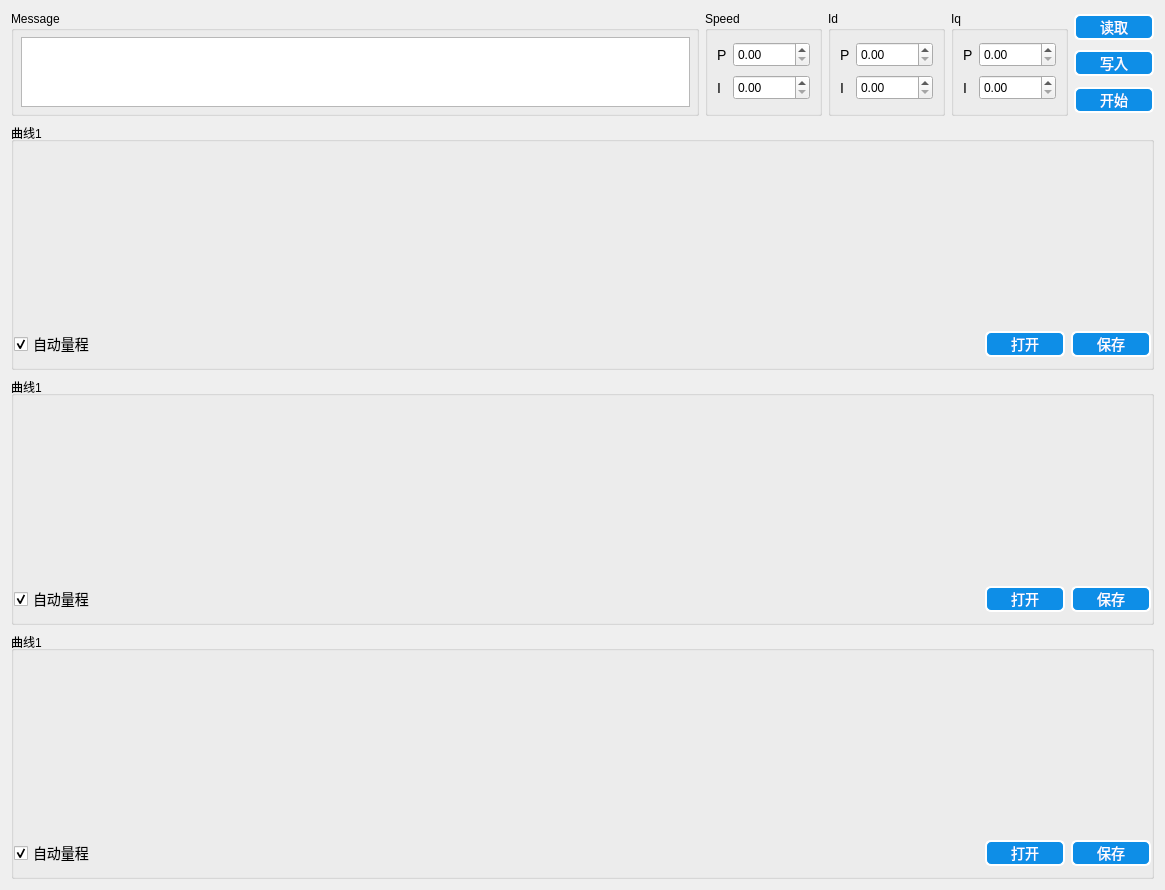
First picture: the form in userui/mplotui.ui, repository pkzju/QSuperConsole, before the edit.
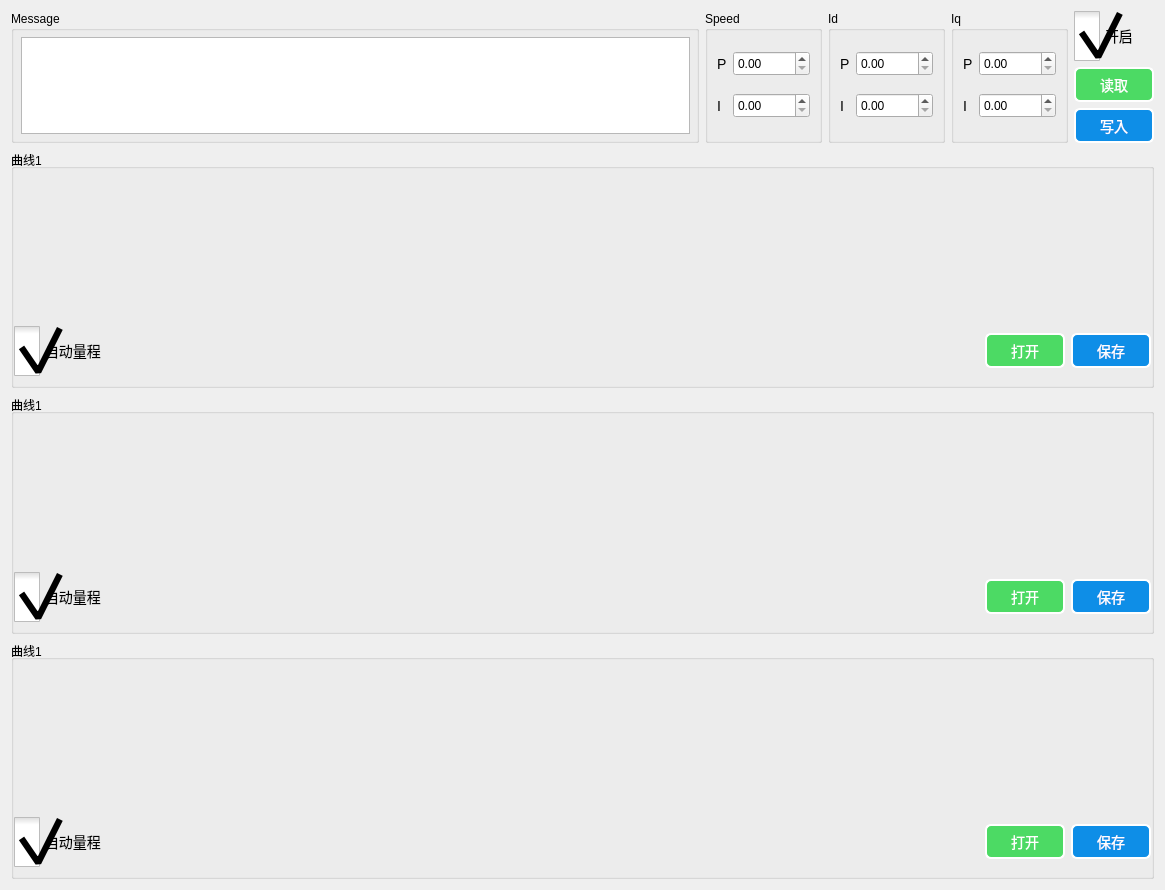
Second picture: the form after the edit. Icons and pictures are not drawn. Custom widgets are drawn as their Qt base class.

Diff of the .ui file:
```diff
--- a/userui/mplotui.ui
+++ b/userui/mplotui.ui
@@ -51,118 +51,56 @@
 QCheckBox{
 	font-size: 14px;
 	alignment:center}
+
+
 QRadioButton{
 	font-size: 14px;
 	alignment:center}
 
+    /*RadioButton样式设置*/
+    QRadioButton::indicator { 
+    	width: 17px;
+    	height: 17px;
+    }
+    /*单选框未选中样式*/
+    QRadioButton::indicator::unchecked {
+    	
+    	image: url(:/images/skin/images/radiob-unchecked.png);
+    }
+    /*单选框选中样式*/
+    QRadioButton::indicator::checked { 
+    	image: url(:/images/skin/images/radiob-checked.png);
+    }
+    /*RadioButton和checkbox字体和间距设置*/
+    QRadioButton ,QCheckBox{
+    	spacing: 5px;
+    	font-size: 14px;
+    }
+    /*checkbox样式设置*/
+    QCheckBox::indicator { 
+    	width: 26px;
+    	height: 50px;
+    }
+    /*未选中*/
+    QCheckBox::indicator::unchecked {	
+    	image: url(:/images/skin/images/checkb-unche.png);
+    }
+    /*选中*/
+    QCheckBox::indicator::checked { 
+    	image: url(:/images/skin/images/checkb_check.png);
+    }
+
 </string>
   </property>
   <layout class="QGridLayout" name="gridLayout_3">
    <item row="0" column="0">
     <layout class="QGridLayout" name="gridLayout_2">
-     <item row="1" column="4">
-      <widget class="QPushButton" name="plotPauseBtn0_2">
-       <property name="minimumSize">
-        <size>
-         <width>80</width>
-         <height>25</height>
-        </size>
-       </property>
-       <property name="text">
-        <string>写入</string>
-       </property>
-      </widget>
-     </item>
-     <item row="2" column="4">
-      <widget class="QPushButton" name="plotPauseBtn0">
-       <property name="minimumSize">
-        <size>
-         <width>80</width>
-         <height>25</height>
-        </size>
-       </property>
-       <property name="text">
-        <string>开始</string>
-       </property>
-      </widget>
-     </item>
-     <item row="0" column="2" rowspan="3">
-      <widget class="QGroupBox" name="groupBox_5">
-       <property name="sizePolicy">
-        <sizepolicy hsizetype="Preferred" vsizetype="Preferred">
-         <horstretch>0</horstretch>
-         <verstretch>0</verstretch>
-        </sizepolicy>
-       </property>
-       <property name="title">
-        <string>Id</string>
-       </property>
-       <layout class="QGridLayout" name="gridLayout_5">
-        <item row="0" column="0">
-         <widget class="QLabel" name="label_12">
-          <property name="text">
-           <string>P</string>
-          </property>
-         </widget>
-        </item>
-        <item row="0" column="1">
-         <widget class="QDoubleSpinBox" name="SpinBox_idPRW">
-          <property name="minimumSize">
-           <size>
-            <width>0</width>
-            <height>25</height>
-           </size>
-          </property>
-          <property name="maximumSize">
-           <size>
-            <width>16777215</width>
-            <height>25</height>
-           </size>
-          </property>
-          <property name="maximum">
-           <double>99999.990000000005239</double>
-          </property>
-         </widget>
-        </item>
-        <item row="1" column="0">
-         <widget class="QLabel" name="label_13">
-          <property name="text">
-           <string>I</string>
-          </property>
-         </widget>
-        </item>
-        <item row="1" column="1">
-         <widget class="QDoubleSpinBox" name="SpinBox_idIRW">
-          <property name="minimumSize">
-           <size>
-            <width>0</width>
-            <height>25</height>
-           </size>
-          </property>
-          <property name="maximumSize">
-           <size>
-            <width>16777215</width>
-            <height>25</height>
-           </size>
-          </property>
-          <property name="maximum">
-           <double>99999.990000000005239</double>
-          </property>
-         </widget>
-        </item>
-       </layout>
-       <zorder>SpinBox_idPRW</zorder>
-       <zorder>label_13</zorder>
-       <zorder>SpinBox_idIRW</zorder>
-       <zorder>label_12</zorder>
-      </widget>
-     </item>
      <item row="0" column="0" rowspan="3">
       <widget class="QGroupBox" name="groupBox_2">
        <property name="maximumSize">
         <size>
          <width>16777215</width>
-         <height>120</height>
+         <height>888888</height>
         </size>
        </property>
        <property name="title">
@@ -258,6 +196,77 @@
        <zorder>SpinBox_speedIRW</zorder>
       </widget>
      </item>
+     <item row="0" column="2" rowspan="3">
+      <widget class="QGroupBox" name="groupBox_5">
+       <property name="sizePolicy">
+        <sizepolicy hsizetype="Preferred" vsizetype="Preferred">
+         <horstretch>0</horstretch>
+         <verstretch>0</verstretch>
+        </sizepolicy>
+       </property>
+       <property name="title">
+        <string>Id</string>
+       </property>
+       <layout class="QGridLayout" name="gridLayout_5">
+        <item row="0" column="0">
+         <widget class="QLabel" name="label_12">
+          <property name="text">
+           <string>P</string>
+          </property>
+         </widget>
+        </item>
+        <item row="0" column="1">
+         <widget class="QDoubleSpinBox" name="SpinBox_idPRW">
+          <property name="minimumSize">
+           <size>
+            <width>0</width>
+            <height>25</height>
+           </size>
+          </property>
+          <property name="maximumSize">
+           <size>
+            <width>16777215</width>
+            <height>25</height>
+           </size>
+          </property>
+          <property name="maximum">
+           <double>99999.990000000005239</double>
+          </property>
+         </widget>
+        </item>
+        <item row="1" column="0">
+         <widget class="QLabel" name="label_13">
+          <property name="text">
+           <string>I</string>
+          </property>
+         </widget>
+        </item>
+        <item row="1" column="1">
+         <widget class="QDoubleSpinBox" name="SpinBox_idIRW">
+          <property name="minimumSize">
+           <size>
+            <width>0</width>
+            <height>25</height>
+           </size>
+          </property>
+          <property name="maximumSize">
+           <size>
+            <width>16777215</width>
+            <height>25</height>
+           </size>
+          </property>
+          <property name="maximum">
+           <double>99999.990000000005239</double>
+          </property>
+         </widget>
+        </item>
+       </layout>
+       <zorder>SpinBox_idPRW</zorder>
+       <zorder>label_13</zorder>
+       <zorder>SpinBox_idIRW</zorder>
+       <zorder>label_12</zorder>
+      </widget>
+     </item>
      <item row="0" column="3" rowspan="3">
       <widget class="QGroupBox" name="groupBox_6">
        <property name="sizePolicy">
@@ -329,6 +338,64 @@
        <zorder>label_14</zorder>
       </widget>
      </item>
+     <item row="0" column="4">
+      <widget class="QCheckBox" name="checkBox_4">
+       <property name="text">
+        <string>开启</string>
+       </property>
+       <property name="checked">
+        <bool>true</bool>
+       </property>
+      </widget>
+     </item>
+     <item row="1" column="4">
+      <widget class="QPushButton" name="plotPauseBtn0_3">
+       <property name="minimumSize">
+        <size>
+         <width>80</width>
+         <height>35</height>
+        </size>
+       </property>
+       <property name="styleSheet">
+        <string notr="true">QPushButton{
+    background-color: rgb(76, 218, 100);
+	border-style: outset;
+    border-width: 2px;
+	border-radius: 6px;
+    color: white;
+	font-size: 14px;
+}
+
+QPushButton:hover{
+    background-color: rgb(110, 230, 120);
+}
+
+QPushButton:pressed{
+    background-color: rgb(50, 200, 80);
+}
+
+QPushButton:disabled{
+    background-color: gray;
+}</string>
+       </property>
+       <property name="text">
+        <string>读取</string>
+       </property>
+      </widget>
+     </item>
+     <item row="2" column="4">
+      <widget class="QPushButton" name="plotPauseBtn0_2">
+       <property name="minimumSize">
+        <size>
+         <width>80</width>
+         <height>35</height>
+        </size>
+       </property>
+       <property name="text">
+        <string>写入</string>
+       </property>
+      </widget>
+     </item>
      <item row="3" column="0" colspan="5">
       <widget class="QGroupBox" name="groupBox">
        <property name="sizePolicy">
@@ -402,9 +469,31 @@
             <property name="minimumSize">
              <size>
               <width>80</width>
-              <height>25</height>
+              <height>35</height>
              </size>
             </property>
+            <property name="styleSheet">
+             <string notr="true">QPushButton{
+    background-color: rgb(76, 218, 100);
+	border-style: outset;
+    border-width: 2px;
+	border-radius: 6px;
+    color: white;
+	font-size: 14px;
+}
+
+QPushButton:hover{
+    background-color: rgb(110, 230, 120);
+}
+
+QPushButton:pressed{
+    background-color: rgb(50, 200, 80);
+}
+
+QPushButton:disabled{
+    background-color: gray;
+}</string>
+            </property>
             <property name="text">
              <string>打开</string>
             </property>
@@ -415,7 +504,7 @@
             <property name="minimumSize">
              <size>
               <width>80</width>
-              <height>25</height>
+              <height>35</height>
              </size>
             </property>
             <property name="text">
@@ -501,9 +590,31 @@
             <property name="minimumSize">
              <size>
               <width>80</width>
-              <height>25</height>
+              <height>35</height>
              </size>
             </property>
+            <property name="styleSheet">
+             <string notr="true">QPushButton{
+    background-color: rgb(76, 218, 100);
+	border-style: outset;
+    border-width: 2px;
+	border-radius: 6px;
+    color: white;
+	font-size: 14px;
+}
+
+QPushButton:hover{
+    background-color: rgb(110, 230, 120);
+}
+
+QPushButton:pressed{
+    background-color: rgb(50, 200, 80);
+}
+
+QPushButton:disabled{
+    background-color: gray;
+}</string>
+            </property>
             <property name="text">
              <string>打开</string>
             </property>
@@ -514,7 +625,7 @@
             <property name="minimumSize">
              <size>
               <width>80</width>
-              <height>25</height>
+              <height>35</height>
              </size>
             </property>
             <property name="text">
@@ -527,19 +638,6 @@
        </layout>
       </widget>
      </item>
-     <item row="0" column="4">
-      <widget class="QPushButton" name="plotPauseBtn0_3">
-       <property name="minimumSize">
-        <size>
-         <width>80</width>
-         <height>25</height>
-        </size>
-       </property>
-       <property name="text">
-        <string>读取</string>
-       </property>
-      </widget>
-     </item>
      <item row="5" column="0" colspan="5">
       <widget class="QGroupBox" name="groupBox_7">
        <property name="sizePolicy">
@@ -613,9 +711,31 @@
             <property name="minimumSize">
              <size>
               <width>80</width>
-              <height>25</height>
+              <height>35</height>
              </size>
             </property>
+            <property name="styleSheet">
+             <string notr="true">QPushButton{
+    background-color: rgb(76, 218, 100);
+	border-style: outset;
+    border-width: 2px;
+	border-radius: 6px;
+    color: white;
+	font-size: 14px;
+}
+
+QPushButton:hover{
+    background-color: rgb(110, 230, 120);
+}
+
+QPushButton:pressed{
+    background-color: rgb(50, 200, 80);
+}
+
+QPushButton:disabled{
+    background-color: gray;
+}</string>
+            </property>
             <property name="text">
              <string>打开</string>
             </property>
@@ -626,7 +746,7 @@
             <property name="minimumSize">
              <size>
               <width>80</width>
-              <height>25</height>
+              <height>35</height>
              </size>
             </property>
             <property name="text">
```
